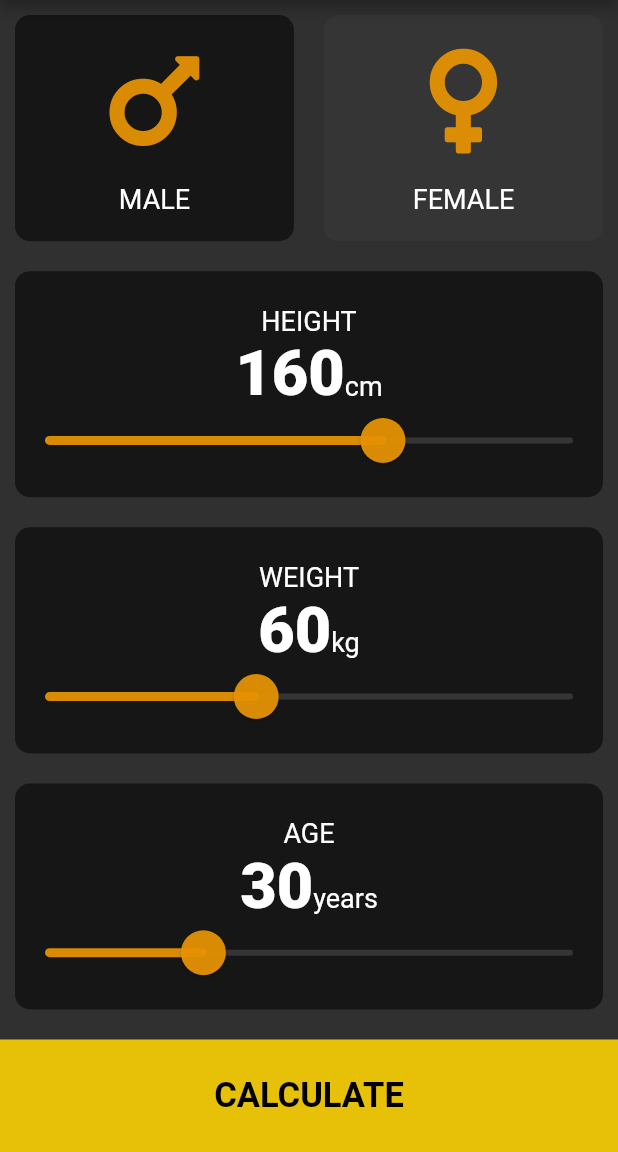
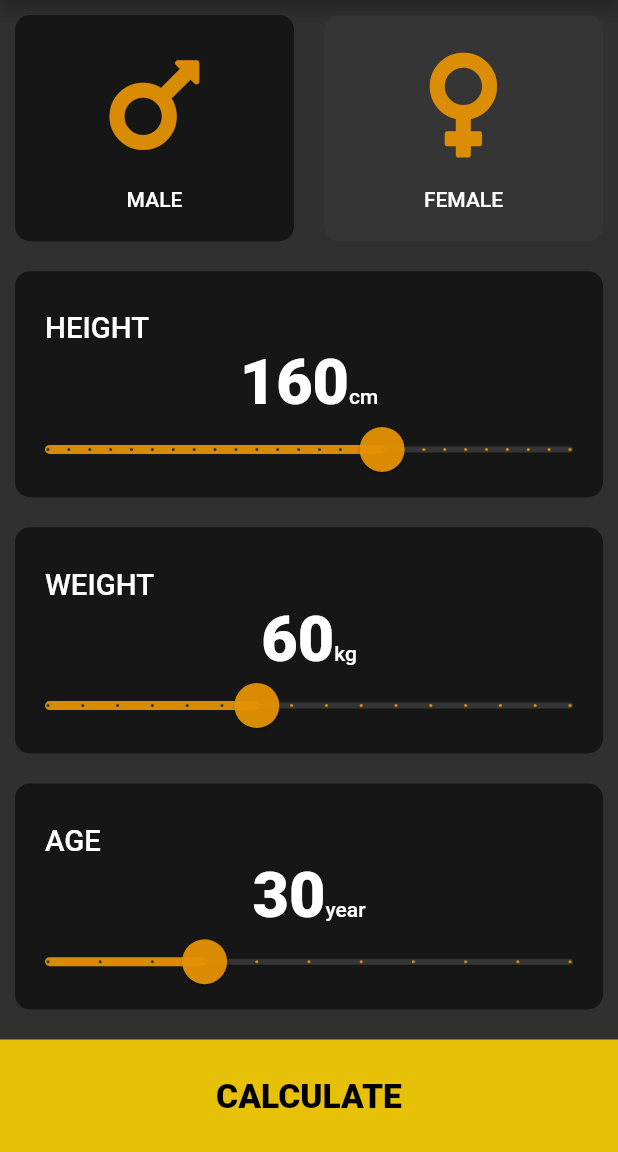
Before and after one commit to bshome19/bmi_calculator, a Flutter app: the screen it shows after launch, on a phone screen of 412 x 824 dp, the part 84-1236 px from its top. Run offline on Flutter 3.47's test engine with Material 2 defaults, Android fonts, the phone set to English and light mode, and no system bars; our stand-ins replace font_awesome_flutter.

Commit message:
"remove fixed size"

```diff
--- a/lib/constants.dart
+++ b/lib/constants.dart
@@ -1,30 +1,31 @@
 import 'package:flutter/material.dart';
 
-const bottomContainerHeight = 65.0;
+const bottomContainerHeight = 605.0;
 const activeCardColour = Colors.black54;
 const inActiveCardColour = Color(0xFF363535);
 const buttonContainerColour = Color(0xEDF5CC05);
 const iconColor = Color(0xEDE89402);
 
 const labelStyle = TextStyle(
-  fontSize: 18.0,
+  //fontSize: 18.0,
+  fontWeight: FontWeight.w500,
   color: Colors.white,
 );
 
 const kTextStyle = TextStyle(
-  fontSize: 23.0,
-  fontWeight: FontWeight.bold,
+  //fontSize: 23.0,
+  fontWeight: FontWeight.w800,
   color: Colors.black,
 );
 
 const kResultTextStyle = TextStyle(
-  fontSize: 40.0,
+  //fontSize: 40.0,
   fontWeight: FontWeight.bold,
   color: Colors.white,
 );
 
 const kBMITextStyle = TextStyle(
-  fontSize: 120.0,
+  //fontSize: 120.0,
   fontWeight: FontWeight.bold,
   color: Colors.white,
 );
--- a/lib/views/bottom_button.dart
+++ b/lib/views/bottom_button.dart
@@ -19,6 +19,7 @@ class BottomButton extends StatelessWidget {
         child: Center(
           child: Text(
             text,
+            textScaleFactor: 1.6,
             style: kTextStyle,
           ),
         ),
--- a/lib/views/data_cards.dart
+++ b/lib/views/data_cards.dart
@@ -11,6 +11,7 @@ class DataCards extends StatelessWidget {
     required this.sliderMin,
     required this.sliderMax,
     required this.onChanged,
+    required this.divisons,
   }) : super(key: key);
 
   final int data;
@@ -19,6 +20,7 @@ class DataCards extends StatelessWidget {
   final double sliderMin;
   final double sliderMax;
   final Function(double)? onChanged;
+  final int divisons;
 
   @override
   Widget build(BuildContext context) {
@@ -27,11 +29,16 @@ class DataCards extends StatelessWidget {
         colour: activeCardColour,
         cardChild: Column(
           mainAxisAlignment: MainAxisAlignment.center,
+          crossAxisAlignment: CrossAxisAlignment.start,
           children: [
             const SizedBox(height: 5),
-            Text(
-              dataName,
-              style: labelStyle,
+            Padding(
+              padding: const EdgeInsets.fromLTRB(20, 10, 0, 0),
+              child: Text(
+                dataName,
+                textScaleFactor: 1.4,
+                style: labelStyle,
+              ),
             ),
             Row(
               mainAxisAlignment: MainAxisAlignment.center,
@@ -55,6 +62,7 @@ class DataCards extends StatelessWidget {
             ),
             SliderTheme(
               data: SliderTheme.of(context).copyWith(
+                valueIndicatorColor: Colors.orange,
                   thumbShape:
                   const RoundSliderThumbShape(enabledThumbRadius: 15.0),
                   overlayShape:
@@ -66,6 +74,8 @@ class DataCards extends StatelessWidget {
                 activeColor: iconColor,
                 inactiveColor: inActiveCardColour,
                 onChanged: onChanged,
+                label: "$data",
+                divisions: divisons,
               ),
             ),
           ],
--- a/lib/views/input_page.dart
+++ b/lib/views/input_page.dart
@@ -74,6 +74,7 @@ class _InputPageState extends State<InputPage> {
             ),
           ),
           DataCards(
+            divisons: 25,
             dataName: "HEIGHT",
             data: height,
             unitName: "cm",
@@ -86,6 +87,7 @@ class _InputPageState extends State<InputPage> {
             },
           ),
           DataCards(
+            divisons: 15,
             dataName: "WEIGHT",
             data: weight,
             unitName: "kg",
@@ -98,9 +100,10 @@ class _InputPageState extends State<InputPage> {
             },
           ),
           DataCards(
+            divisons: 10,
             dataName: "AGE",
             data: age,
-            unitName: "years",
+            unitName: "year",
             sliderMin: 0,
             sliderMax: 100,
             onChanged: (double newValue) {
@@ -112,7 +115,6 @@ class _InputPageState extends State<InputPage> {
           BottomButton(
             onTap: () {
               Calculator cal = Calculator(height: height, weight: weight);
-
               Navigator.push(
                 context,
                 MaterialPageRoute(
--- a/lib/views/result_page.dart
+++ b/lib/views/result_page.dart
@@ -34,6 +34,7 @@ class ResultPage extends StatelessWidget {
                   padding: EdgeInsets.all(18.0),
                   child: Text(
                     'Your Result',
+                    textScaleFactor: 3,
                     style: kResultTextStyle,
                   ),
                 ),
@@ -56,6 +57,7 @@ class ResultPage extends StatelessWidget {
                     ),
                     Text(
                       bmiResult,
+                      textScaleFactor: 8,
                       style: kBMITextStyle,
                     ),
                     Padding(
```
